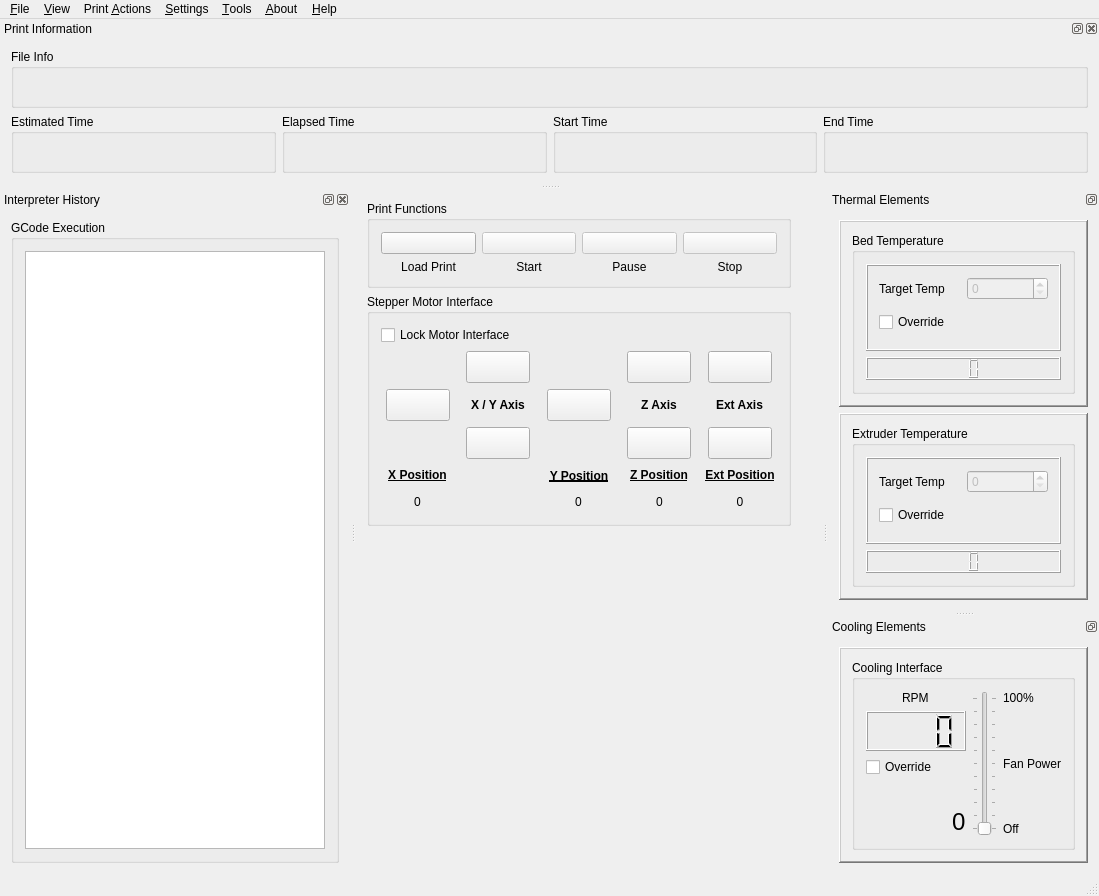
Before: the Qt Designer form mainwindow.ui in Bahamuttg/PiRinter3D, drawn with Qt 5.
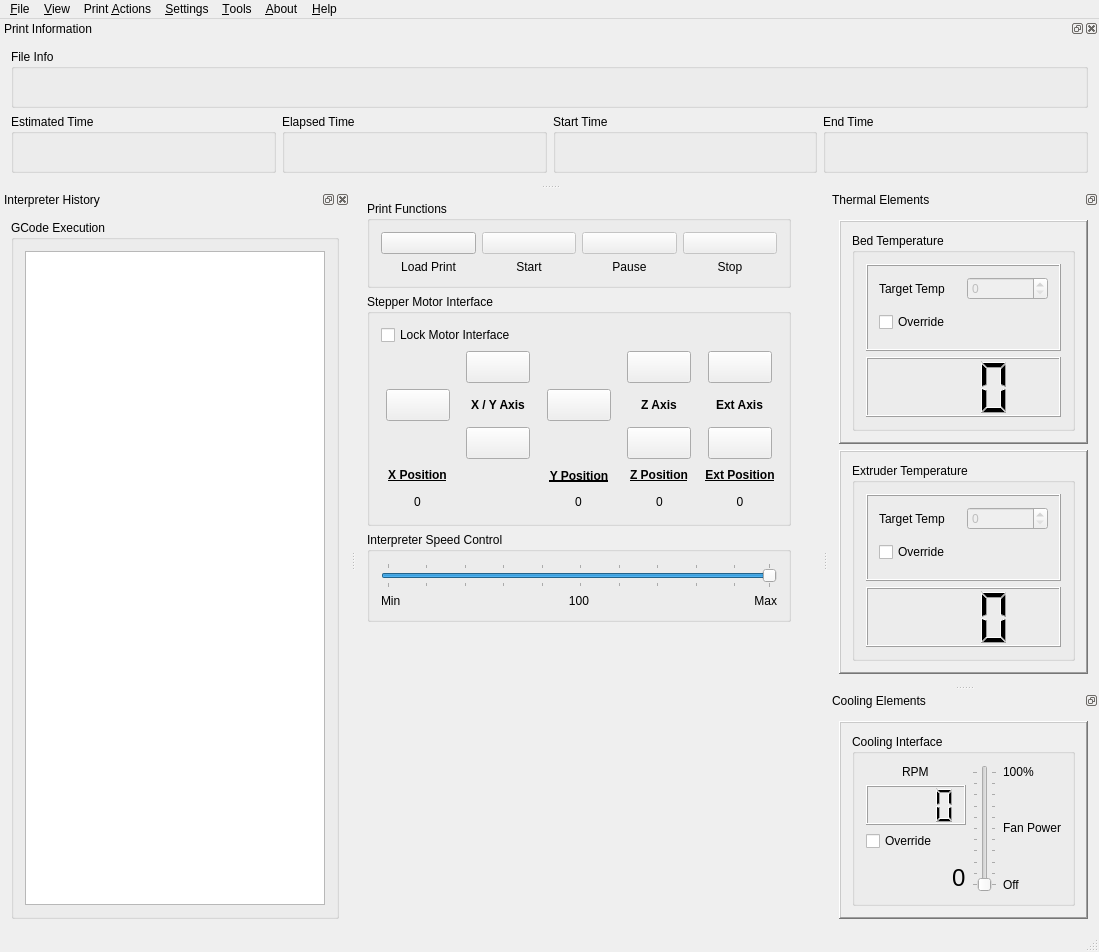
After: the same form once the commit is applied. Icons and pictures are not drawn.

The edit to the form file:
```diff
--- a/mainwindow.ui
+++ b/mainwindow.ui
@@ -7,7 +7,7 @@
     <x>0</x>
     <y>0</y>
     <width>1099</width>
-    <height>896</height>
+    <height>952</height>
    </rect>
   </property>
   <property name="windowTitle">
@@ -647,6 +647,75 @@
         </layout>
        </widget>
       </item>
+      <item row="2" column="0">
+       <widget class="QGroupBox" name="gbSpeedCtrl">
+        <property name="title">
+         <string>Interpreter Speed Control</string>
+        </property>
+        <layout class="QGridLayout" name="gridLayout_7">
+         <item row="0" column="0">
+          <layout class="QGridLayout" name="gridLayout_10">
+           <item row="0" column="0">
+            <widget class="QSlider" name="slSpeedFactor">
+             <property name="toolTip">
+              <string>&lt;html&gt;&lt;head/&gt;&lt;body&gt;&lt;p&gt;Moving this slider allows you to modulate the speed of the GCODE interpereter by a percentage factor of the F-Speed value processed by the interpreter.&lt;/p&gt;&lt;/body&gt;&lt;/html&gt;</string>
+             </property>
+             <property name="minimum">
+              <number>1</number>
+             </property>
+             <property name="maximum">
+              <number>100</number>
+             </property>
+             <property name="value">
+              <number>100</number>
+             </property>
+             <property name="orientation">
+              <enum>Qt::Horizontal</enum>
+             </property>
+             <property name="tickPosition">
+              <enum>QSlider::TicksBothSides</enum>
+             </property>
+             <property name="tickInterval">
+              <number>10</number>
+             </property>
+            </widget>
+           </item>
+           <item row="1" column="0">
+            <layout class="QGridLayout" name="gridLayout_11">
+             <item row="0" column="0">
+              <widget class="QLabel" name="lblMin">
+               <property name="text">
+                <string>Min</string>
+               </property>
+              </widget>
+             </item>
+             <item row="0" column="1">
+              <widget class="QLabel" name="lblSpeedVal">
+               <property name="text">
+                <string>100</string>
+               </property>
+               <property name="alignment">
+                <set>Qt::AlignCenter</set>
+               </property>
+              </widget>
+             </item>
+             <item row="0" column="2">
+              <widget class="QLabel" name="lblMax">
+               <property name="text">
+                <string>Max</string>
+               </property>
+               <property name="alignment">
+                <set>Qt::AlignRight|Qt::AlignTrailing|Qt::AlignVCenter</set>
+               </property>
+              </widget>
+             </item>
+            </layout>
+           </item>
+          </layout>
+         </item>
+        </layout>
+       </widget>
+      </item>
      </layout>
     </item>
     <item row="1" column="0">
@@ -891,6 +960,12 @@
              </item>
              <item>
               <widget class="QLCDNumber" name="lcdExtruderTemp">
+               <property name="minimumSize">
+                <size>
+                 <width>0</width>
+                 <height>60</height>
+                </size>
+               </property>
                <property name="font">
                 <font>
                  <pointsize>12</pointsize>
@@ -1003,6 +1078,12 @@
              </item>
              <item>
               <widget class="QLCDNumber" name="lcdBedTemp">
+               <property name="minimumSize">
+                <size>
+                 <width>0</width>
+                 <height>60</height>
+                </size>
+               </property>
                <property name="frameShape">
                 <enum>QFrame::Box</enum>
                </property>
```
Left out of the diff: 135 changed lines with no effect on the pictures.
